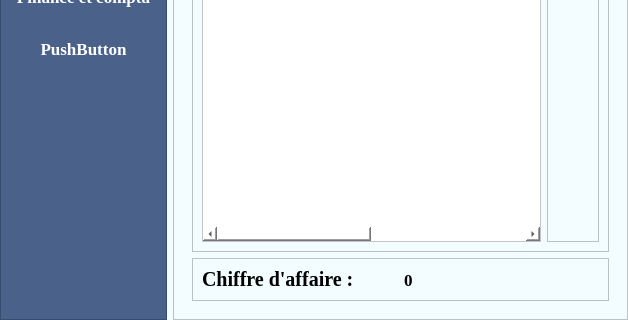
This is app.ui in Totelof10/tsena as Qt 5 draws it before an edit; both pictures show x 0 to 628 and y 173 to 493 of the 628 by 493 pixel window. The edited form follows.
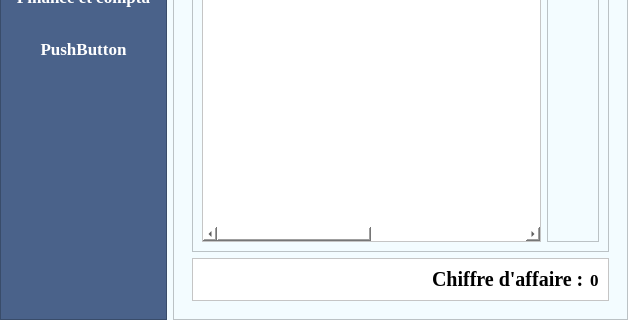
This is the edited form. Icons and pictures are not drawn.

```diff
--- a/app.ui
+++ b/app.ui
@@ -516,6 +516,9 @@
           </item>
           <item>
            <widget class="QFrame" name="frame_10">
+            <property name="styleSheet">
+             <string notr="true">background-color: rgb(255, 255, 255);</string>
+            </property>
             <property name="frameShape">
              <enum>QFrame::Shape::StyledPanel</enum>
             </property>
@@ -523,6 +526,19 @@
              <enum>QFrame::Shadow::Raised</enum>
             </property>
             <layout class="QHBoxLayout" name="horizontalLayout_6">
+             <item>
+              <spacer name="horizontalSpacer_3">
+               <property name="orientation">
+                <enum>Qt::Orientation::Horizontal</enum>
+               </property>
+               <property name="sizeHint" stdset="0">
+                <size>
+                 <width>40</width>
+                 <height>20</height>
+                </size>
+               </property>
+              </spacer>
+             </item>
              <item>
               <widget class="QLabel" name="label_6">
                <property name="font">
```
